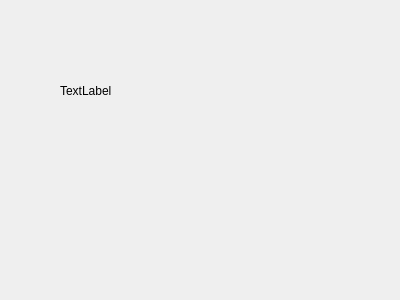
longmenzheng/IM_FOR_P2P, file client/IM_FOR_P2P/Net/nettest2.ui: the form before one commit.
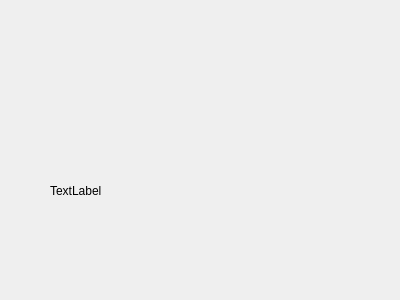
The form after the commit.

The edit to the form file:
```diff
--- a/client/IM_FOR_P2P/Net/nettest2.ui
+++ b/client/IM_FOR_P2P/Net/nettest2.ui
@@ -16,8 +16,8 @@
   <widget class="QLabel" name="input">
    <property name="geometry">
     <rect>
-     <x>60</x>
-     <y>80</y>
+     <x>50</x>
+     <y>180</y>
      <width>281</width>
      <height>21</height>
     </rect>
```
